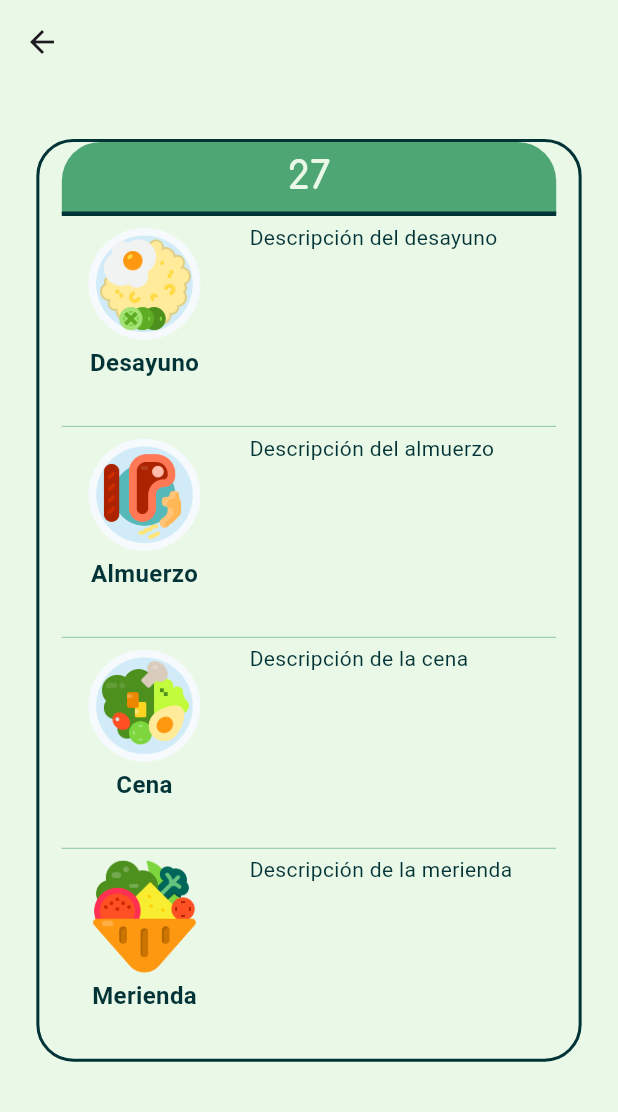
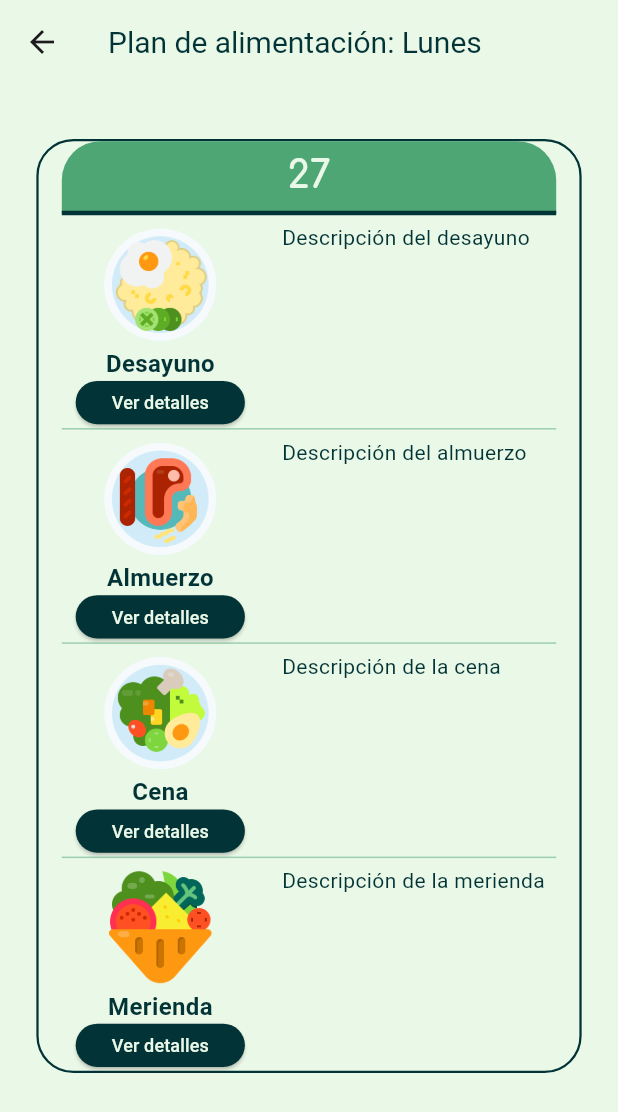
Before and after one commit to lilzandro/app-planes-alimenticios, a Flutter app: the VentanaPlanAlimentacion widget shown alone on an empty page, opened directly, after a tap on "Lunes", on a phone screen of 412 x 824 dp. Shown: the top 1112 px of the screen. Run offline on Flutter 3.47's test engine with Material 3 defaults, Android fonts, the phone set to English and light mode, and no system bars; our stand-ins replace carousel_slider, cloud_firestore, firebase_auth, firebase_core, percent_indicator; accounts and stored records are empty.

Commit message:
Agregar soporte para mostrar el día de la semana en la pantalla del plan de alimentación

```diff
--- a/lib/screens/VentanaPlanAlimentacion/plan_dia.dart
+++ b/lib/screens/VentanaPlanAlimentacion/plan_dia.dart
@@ -1,3 +1,4 @@
+import 'package:app_planes/widgets/inicio/Ventanainicio/vetanaInferior.dart';
 import 'package:flutter/material.dart';
 import 'package:app_planes/utils/dimensiones_pantalla.dart';
 import 'package:app_planes/utils/linea.dart';
@@ -5,8 +6,10 @@ import 'package:app_planes/utils/linea.dart';
 class DayDetailScreen extends StatelessWidget {
   final String dayString;
 
-  const DayDetailScreen.planDia({Key? key, required this.dayString})
-      : super(key: key);
+  final String daysOfWeek;
+
+  const DayDetailScreen.planDia(
+      {super.key, required this.dayString, required this.daysOfWeek});
 
   @override
   Widget build(BuildContext context) {
@@ -14,15 +17,22 @@ class DayDetailScreen extends StatelessWidget {
       backgroundColor: const Color(0xFFeaf8e7),
       appBar: AppBar(
         backgroundColor: const Color(0xFFeaf8e7),
+        title: Text(
+          'Plan de alimentación: $daysOfWeek',
+          style: TextStyle(
+            color: const Color(0xFF023336),
+            fontSize: 20,
+          ),
+        ),
       ),
       body: Padding(
         padding: const EdgeInsets.all(16.0),
-        child: _buildCalendarWidget(),
+        child: _buildCalendarWidget(context),
       ),
     );
   }
 
-  Widget _buildCalendarWidget() {
+  Widget _buildCalendarWidget(BuildContext context) {
     return Stack(
       clipBehavior: Clip.none,
       children: [
@@ -41,9 +51,10 @@ class DayDetailScreen extends StatelessWidget {
                     DimensionesDePantalla.pantallaSize * 0.03,
                   ),
                   border: Border.all(
-                    color: const Color(0xFF023336),
-                    width: 2,
-                  ), // Borde verde
+                    color: const Color(0xFF023336), // Color del borde
+                    width: 1.5, // Grosor del borde
+                  ),
+                  // Borde verde
                 ),
                 child: Column(
                   mainAxisAlignment: MainAxisAlignment.center,
@@ -76,21 +87,48 @@ class DayDetailScreen extends StatelessWidget {
                         ),
                       ),
                     ),
-                    _buildMealSection('Desayuno', 'Descripción del desayuno',
-                        'assets/desayuno.png'),
-                    linea(.8, .8),
-                    _buildMealSection('Almuerzo', 'Descripción del almuerzo',
-                        'assets/almuerzo.png'),
-                    linea(.8, .8),
                     _buildMealSection(
-                        'Cena', 'Descripción de la cena', 'assets/cena.png'),
-                    linea(.8, .8),
-                    _buildMealSection('Merienda', 'Descripción de la merienda',
-                        'assets/merienda.png'),
+                        'Desayuno',
+                        'Descripción del desayuno',
+                        'assets/desayuno.png',
+                        const Color(0xFFeaf8e7),
+                        'assets/desayuno.png',
+                        'Desayuno',
+                        () {},
+                        context),
+                    linea(1, .8),
+                    _buildMealSection(
+                        'Almuerzo',
+                        'Descripción del almuerzo',
+                        'assets/almuerzo.png',
+                        const Color(0xFFeaf8e7),
+                        'assets/almuerzo.png',
+                        'Almuerzo',
+                        () {},
+                        context),
+                    linea(1, .8),
+                    _buildMealSection(
+                        'Cena',
+                        'Descripción de la cena',
+                        'assets/cena.png',
+                        const Color(0xFFeaf8e7),
+                        'assets/cena.png',
+                        'Cena',
+                        () {},
+                        context),
+                    linea(1, .8),
+                    _buildMealSection(
+                        'Merienda',
+                        'Descripción de la merienda',
+                        'assets/merienda.png',
+                        const Color(0xFFeaf8e7),
+                        'assets/merienda.png',
+                        'Merienda',
+                        () {},
+                        context),
                   ],
                 ),
               ),
-              SizedBox(height: DimensionesDePantalla.pantallaSize * 0.02),
             ],
           ),
         ),
@@ -101,20 +139,25 @@ class DayDetailScreen extends StatelessWidget {
   Widget _buildMealSection(
     String mealName,
     String mealDescription,
+    String imgComida,
+    Color color,
     String imagePath,
+    String selectedMeal,
+    Function setState,
+    BuildContext context,
   ) {
     return Padding(
-      padding: const EdgeInsets.symmetric(vertical: 4.0),
+      padding: const EdgeInsets.symmetric(vertical: 5.0),
       child: Row(
         mainAxisAlignment: MainAxisAlignment.start,
         children: [
           SizedBox(width: DimensionesDePantalla.pantallaSize * 0.03),
-          Container(
+          SizedBox(
               height: DimensionesDePantalla.pantallaSize *
                   0.16, // Ancho fijo para el nombre de la comida
               child: Column(children: [
                 Image.asset(
-                  imagePath,
+                  imgComida,
                   height: DimensionesDePantalla.anchoPantalla * .2,
                   width: DimensionesDePantalla.anchoPantalla * .22,
                 ),
@@ -127,10 +170,33 @@ class DayDetailScreen extends StatelessWidget {
                     color: Color(0xFF023336),
                   ),
                 ),
+                SizedBox(
+                  height: DimensionesDePantalla.pantallaSize * 0.035,
+                  child: ElevatedButton(
+                    onPressed: () {
+                      showMealBottomSheet(
+                        context: context,
+                        mealName: mealName,
+                        imagePath: imgComida,
+                        selectedMeal: selectedMeal,
+                        color: color,
+                      );
+                    },
+                    style: ElevatedButton.styleFrom(
+                      backgroundColor: Color(0xFF023336), // Fondo blanco
+                    ),
+                    child: Text(
+                      'Ver detalles',
+                      style: TextStyle(
+                        fontSize: 12,
+                        color: Color(0xFFeaf8e7),
+                      ),
+                    ),
+                  ),
+                ),
               ])),
           SizedBox(width: DimensionesDePantalla.pantallaSize * 0.03),
-          Container(
-            alignment: Alignment.topCenter,
+          SizedBox(
             height: DimensionesDePantalla.pantallaSize *
                 0.16, // Ancho fijo para la descripción de la comida
             child: Text(
--- a/lib/screens/VentanaPlanAlimentacion/ventana_plan_alimentacion.dart
+++ b/lib/screens/VentanaPlanAlimentacion/ventana_plan_alimentacion.dart
@@ -213,8 +213,10 @@ class _VentanaPlanAlimentacionState extends State<VentanaPlanAlimentacion> {
                           Navigator.push(
                             context,
                             MaterialPageRoute(
-                              builder: (context) =>
-                                  DayDetailScreen.planDia(dayString: dayString),
+                              builder: (context) => DayDetailScreen.planDia(
+                                dayString: dayString,
+                                daysOfWeek: daysOfWeek[index],
+                              ),
                             ),
                           );
                         },
```
